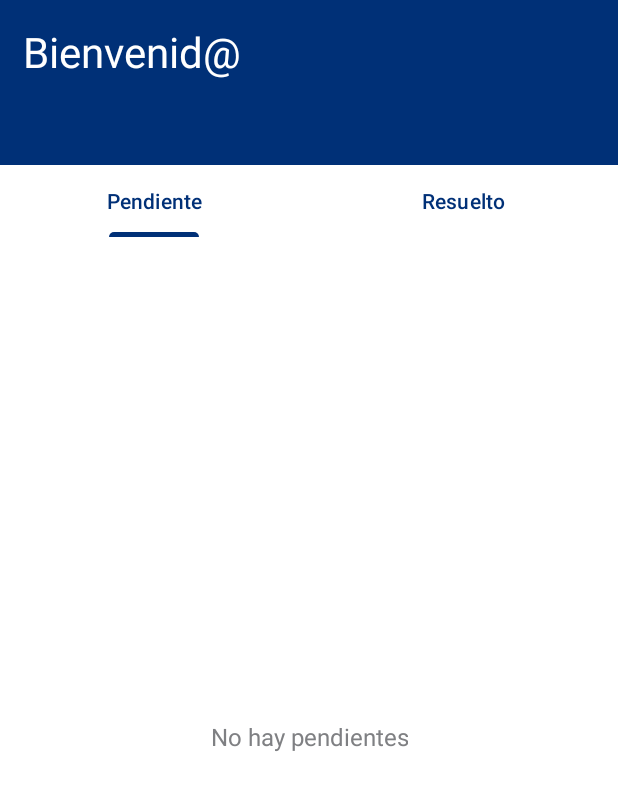
After one commit to blue-c0de/SmartOper, an Android app: the MainActivity screen opened directly, with no data from a screen before it, on a phone screen of 412 x 824 dp. The commit adds this screen. Shown: the top 790 px of the screen. Run offline under Robolectric (Android 15) with nearby library versions, the phone set to English and light mode, and no system bars; our stand-ins replace Firebase (no records; nobody signed in at launch, a user with empty details on screens opened directly).

Commit message:
Pendiente Design + Java Login Password Toogle Enable

```diff
--- a/app/src/main/java/com/example/smartoper/Login.java
+++ b/app/src/main/java/com/example/smartoper/Login.java
@@ -65,11 +65,13 @@ public class Login extends AppCompatActivity {
                     if (task.isSuccessful()) {
                         DocumentSnapshot documentSnapshot = task.getResult();
                         if (documentSnapshot.exists()) {
-                            mAuth.signInWithEmailAndPassword(documentSnapshot.getString("correo"), password)
+                            String correo = documentSnapshot.getString("correo");
+                            String nombre = documentSnapshot.getString("nombre");
+                            mAuth.signInWithEmailAndPassword(correo, password)
                                     .addOnCompleteListener(this, task2 -> {
                                         if (task2.isSuccessful()) {
                                             mAuth.getCurrentUser();
-                                            startActivity(new Intent(Login.this, MainActivity.class).putExtra("user", usu));
+                                            startActivity(new Intent(Login.this, MainActivity.class).putExtra("user", nombre));
                                             finish();
                                         } else {
                                             showErrorDialog("Usuario/Contraseña Incorrecto.");
--- /dev/null
+++ b/app/src/main/java/com/example/smartoper/MainActivity.java
@@ -0,0 +1,34 @@
+package com.example.smartoper;
+
+import android.os.Bundle;
+import android.widget.TextView;
+
+import androidx.appcompat.app.AppCompatActivity;
+import androidx.viewpager.widget.ViewPager;
+
+import com.google.android.material.tabs.TabLayout;
+
+import java.util.Objects;
+
+public class MainActivity extends AppCompatActivity {
+
+    @Override
+    protected void onCreate(Bundle savedInstanceState) {
+        super.onCreate(savedInstanceState);
+        setContentView(R.layout.activity_main);
+
+        TextView nom = findViewById(R.id.nombre);
+        TabLayout tabLayout = findViewById(R.id.tab_layout);
+        ViewPager viewPager = findViewById(R.id.view_pager);
+
+        // Establecer nombre
+        nom.setText(getIntent().getStringExtra("user"));
+
+        // Configura adapter
+        ViewPagerAdapter adapter = new ViewPagerAdapter(getSupportFragmentManager());
+        viewPager.setAdapter(adapter);
+        tabLayout.setupWithViewPager(viewPager);
+        Objects.requireNonNull(tabLayout.getTabAt(0)).setText("Pendiente");
+        Objects.requireNonNull(tabLayout.getTabAt(1)).setText("Resuelto");
+    }
+}
--- /dev/null
+++ b/app/src/main/java/com/example/smartoper/Pendiente.java
@@ -0,0 +1,88 @@
+package com.example.smartoper;
+
+import android.content.Context;
+import android.content.Intent;
+import android.graphics.Color;
+import android.os.Bundle;
+
+import androidx.fragment.app.Fragment;
+
+import android.view.LayoutInflater;
+import android.view.View;
+import android.view.ViewGroup;
+import android.widget.ImageView;
+import android.widget.LinearLayout;
+import android.widget.TextView;
+
+import com.google.firebase.Firebase;
+import com.google.firebase.firestore.FirebaseFirestore;
+import com.google.firebase.firestore.QueryDocumentSnapshot;
+import com.google.firebase.firestore.QuerySnapshot;
+
+public class Pendiente extends Fragment {
+
+    Boolean textoR = false;
+    Boolean textoA = false;
+
+    public Pendiente() {
+        // Required empty public constructor
+    }
+
+    @Override
+    public void onCreate(Bundle savedInstanceState) {
+        super.onCreate(savedInstanceState);
+    }
+
+    @Override
+    public View onCreateView(LayoutInflater inflater, ViewGroup container,
+                             Bundle savedInstanceState) {
+        View root = inflater.inflate(R.layout.fragment_pendiente, container, false);
+
+        LinearLayout linearLayout = root.findViewById(R.id.linear);
+        TextView textView = root.findViewById(R.id.textView);
+
+
+        FirebaseFirestore.getInstance().collection("NORMAL").get().addOnCompleteListener(task -> {
+            if (task.isSuccessful()) {
+                cargarTarjeta(linearLayout, textView, R.drawable.tarjeta_amarillo, "NORMAL", task.getResult(), Color.parseColor("#c09f51"));
+            } else {
+                textoA = true;
+            }
+        });
+
+        FirebaseFirestore.getInstance().collection("GRAVE").get().addOnCompleteListener(task -> {
+            if (task.isSuccessful()) {
+                cargarTarjeta(linearLayout, textView, R.drawable.tarjeta_roja, "GRAVE", task.getResult(), Color.parseColor("#783736"));
+            } else {
+                textoR = true;
+            }
+        });
+
+        if (textoR && textoA){
+            textView.setVisibility(View.VISIBLE);
+        }
+
+        return root;
+    }
+
+    private void cargarTarjeta(LinearLayout linearLayout, TextView textView, int diseño, String state, QuerySnapshot querySnapshot, int color){
+        for (QueryDocumentSnapshot document : querySnapshot) {
+            textView.setVisibility(View.INVISIBLE);
+
+            View tarjeta = LayoutInflater.from(this.getContext()).inflate(R.layout.tarjeta, null);
+            tarjeta.setBackgroundResource(diseño);
+
+            TextView estado = tarjeta.findViewById(R.id.estado);
+            TextView titulo = tarjeta.findViewById(R.id.titulo);
+
+            estado.setText(state);
+            estado.setTextColor(color);
+            titulo.setText(document.getString("titulo"));
+
+            linearLayout.addView(tarjeta);
+            tarjeta.setOnClickListener(v -> {
+                startActivity(new Intent(this.getContext(), Problema.class).putExtra("coleccion", state).putExtra("documento", document.getId()));
+            });
+        }
+    }
+}
--- /dev/null
+++ b/app/src/main/java/com/example/smartoper/Resuelto.java
@@ -0,0 +1,30 @@
+package com.example.smartoper;
+
+import android.os.Bundle;
+
+import androidx.fragment.app.Fragment;
+
+import android.view.LayoutInflater;
+import android.view.View;
+import android.view.ViewGroup;
+public class Resuelto extends Fragment {
+
+    public Resuelto() {
+        // Required empty public constructor
+    }
+
+    @Override
+    public void onCreate(Bundle savedInstanceState) {
+        super.onCreate(savedInstanceState);
+    }
+
+    @Override
+    public View onCreateView(LayoutInflater inflater, ViewGroup container,
+                             Bundle savedInstanceState) {
+        View root = inflater.inflate(R.layout.fragment_resuelto, container, false);
+
+
+
+        return root;
+    }
+}
--- /dev/null
+++ b/app/src/main/java/com/example/smartoper/ViewPagerAdapter.java
@@ -0,0 +1,31 @@
+package com.example.smartoper;
+
+import androidx.annotation.NonNull;
+import androidx.fragment.app.Fragment;
+import androidx.fragment.app.FragmentManager;
+import androidx.fragment.app.FragmentPagerAdapter;
+
+public class ViewPagerAdapter extends FragmentPagerAdapter {
+
+    public ViewPagerAdapter(@NonNull FragmentManager fm) {
+        super(fm);
+    }
+
+    @NonNull
+    @Override
+    public Fragment getItem(int position) {
+        switch (position) {
+            case 0:
+                return new Pendiente();
+            case 1:
+                return new Resuelto();
+            default:
+                return new Fragment();
+        }
+    }
+
+    @Override
+    public int getCount() {
+        return 2;
+    }
+}
--- /dev/null
+++ b/app/src/main/res/drawable/tarjeta_amarillo.xml
@@ -0,0 +1,6 @@
+<?xml version="1.0" encoding="utf-8"?>
+<shape xmlns:android="http://schemas.android.com/apk/res/android">
+    <stroke
+        android:width="4dp"
+        android:color="#c09f51"/>
+</shape>
--- /dev/null
+++ b/app/src/main/res/drawable/tarjeta_roja.xml
@@ -0,0 +1,6 @@
+<?xml version="1.0" encoding="utf-8"?>
+<shape xmlns:android="http://schemas.android.com/apk/res/android">
+    <stroke
+        android:width="4dp"
+        android:color="#783736"/>
+</shape>
--- /dev/null
+++ b/app/src/main/res/layout/activity_main.xml
@@ -0,0 +1,58 @@
+<?xml version="1.0" encoding="utf-8"?>
+<androidx.constraintlayout.widget.ConstraintLayout xmlns:android="http://schemas.android.com/apk/res/android"
+    xmlns:app="http://schemas.android.com/apk/res-auto"
+    xmlns:tools="http://schemas.android.com/tools"
+    android:id="@+id/main"
+    android:layout_width="match_parent"
+    android:layout_height="match_parent"
+    tools:context=".MainActivity">
+
+    <LinearLayout
+        android:id="@+id/linearLayout2"
+        android:layout_width="0dp"
+        android:layout_height="110dp"
+        android:background="@color/azul"
+        android:orientation="vertical"
+        android:padding="15dp"
+        app:layout_constraintEnd_toEndOf="parent"
+        app:layout_constraintStart_toStartOf="parent"
+        app:layout_constraintTop_toTopOf="parent">
+
+        <TextView
+            android:layout_width="wrap_content"
+            android:layout_height="wrap_content"
+            android:text="Bienvenid@"
+            android:textColor="@color/white"
+            android:textSize="28sp"
+            android:layout_marginBottom="10dp"/>
+
+        <TextView
+            android:id="@+id/nombre"
+            android:layout_width="wrap_content"
+            android:layout_height="wrap_content"
+            android:textColor="@color/white"
+            android:textSize="24sp"
+            android:textStyle="bold" />
+
+
+        <TextView
+            android:layout_width="wrap_content"
+            android:layout_height="wrap_content" />
+    </LinearLayout>
+
+    <com.google.android.material.tabs.TabLayout
+        android:id="@+id/tab_layout"
+        android:layout_width="match_parent"
+        android:layout_height="wrap_content"
+        android:background="@android:color/transparent"
+        app:tabTextColor="?attr/colorPrimary"
+        app:layout_constraintTop_toBottomOf="@+id/linearLayout2" />
+
+    <androidx.viewpager.widget.ViewPager
+        android:id="@+id/view_pager"
+        android:layout_width="match_parent"
+        android:layout_height="0dp"
+        android:layout_weight="1"
+        app:layout_constraintTop_toBottomOf="@+id/tab_layout"
+        app:layout_constraintBottom_toBottomOf="parent"/>
+</androidx.constraintlayout.widget.ConstraintLayout>
--- /dev/null
+++ b/app/src/main/res/layout/fragment_pendiente.xml
@@ -0,0 +1,29 @@
+<?xml version="1.0" encoding="utf-8"?>
+<FrameLayout xmlns:android="http://schemas.android.com/apk/res/android"
+    xmlns:tools="http://schemas.android.com/tools"
+    android:layout_width="match_parent"
+    android:layout_height="match_parent"
+    tools:context=".Pendiente">
+
+    <TextView
+        android:id="@+id/textView"
+        android:layout_gravity="center"
+        android:layout_width="wrap_content"
+        android:layout_height="wrap_content"
+        android:text="No hay pendientes"
+        android:textAlignment="center"
+        android:textSize="16sp"
+        android:textColor="@color/grey" />
+
+    <ScrollView
+        android:layout_width="match_parent"
+        android:layout_height="match_parent">
+
+        <LinearLayout
+            android:id="@+id/linear"
+            android:layout_width="match_parent"
+            android:layout_height="match_parent"
+            android:orientation="vertical"
+            android:layout_marginBottom="10dp"/>
+    </ScrollView>
+</FrameLayout>
--- a/app/src/main/res/values/colors.xml
+++ b/app/src/main/res/values/colors.xml
@@ -5,4 +5,5 @@
     <color name="azul">#003077</color>
     <color name="eire_black">#262626</color>
     <color name="transparent">#00FFFFFF</color>
+    <color name="grey">#7F8083</color>
 </resources>
--- a/app/src/main/res/values/strings.xml
+++ b/app/src/main/res/values/strings.xml
@@ -1,3 +1,5 @@
 <resources>
     <string name="app_name">SmartOper</string>
+    <!-- TODO: Remove or change this placeholder text -->
+    <string name="hello_blank_fragment">Hello blank fragment</string>
 </resources>
```
Also changed, not shown: app/src/main/AndroidManifest.xml (+5 -2 lines), app/src/main/java/com/example/smartoper/Problema.java (added, +24 -0 lines), app/src/main/res/layout/activity_login.xml (+21 -16 lines), app/src/main/res/layout/activity_problema.xml (added, +10 -0 lines), app/src/main/res/layout/fragment_resuelto.xml (added, +14 -0 lines), app/src/main/res/layout/tarjeta.xml (added, +19 -0 lines).
